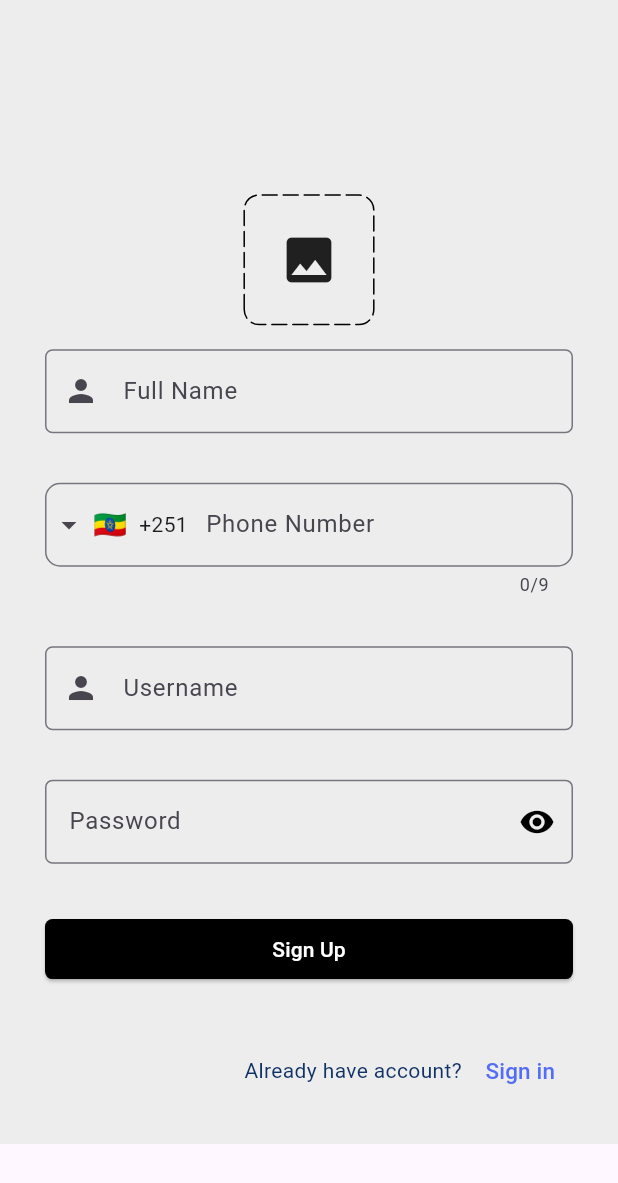
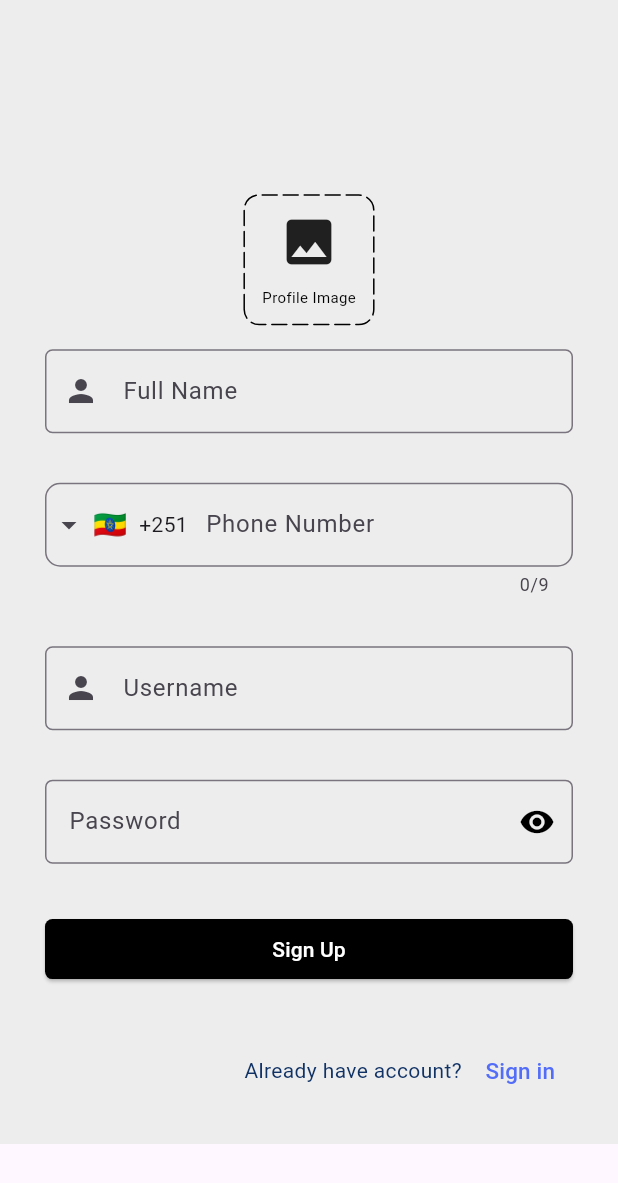
Before and after one commit to nebilx/equb-app, a Flutter app: the screen it shows after launch, on a phone screen of 412 x 824 dp. Shown: the top 1183 px of the screen. Run offline on Flutter 3.47's test engine with Material 2 defaults, Android fonts, the phone set to English and light mode, and no system bars; drawn by our look-alikes of dotted_border, intl_phone_field; our stand-ins replace dio, flutter_dotenv; missing offline and left inert: dotenv, loading_progress.

Commit message:
fixed sign in and sign up password and profile image picker

```diff
--- a/lib/Authentication/Screens/signin.dart
+++ b/lib/Authentication/Screens/signin.dart
@@ -10,8 +10,7 @@ class SignIn extends StatefulWidget {
 }
 
 class _SignInState extends State<SignIn> {
-  final _signInFormKey = GlobalKey<FormState>();
-
+  bool _obscureText = true;
   final TextEditingController _userController = TextEditingController();
 
   final TextEditingController _passwordController = TextEditingController();
@@ -25,7 +24,6 @@ class _SignInState extends State<SignIn> {
 
   @override
   Widget build(BuildContext context) {
-    bool _obscureText = true;
     return Scaffold(
       body: Container(
         padding: const EdgeInsets.fromLTRB(30, 130, 30, 25),
@@ -65,6 +63,7 @@ class _SignInState extends State<SignIn> {
               ),
               SizedBox(height: MediaQuery.of(context).size.height * 0.04),
               TextField(
+                obscureText: _obscureText,
                 controller: _passwordController,
                 decoration: InputDecoration(
                   hintText: 'Password',
--- a/lib/Authentication/Screens/signup.dart
+++ b/lib/Authentication/Screens/signup.dart
@@ -1,3 +1,5 @@
+import 'dart:io';
+
 import 'package:dotted_border/dotted_border.dart';
 import 'package:equb_app/Authentication/Screens/signin.dart';
 import 'package:flutter/material.dart';
@@ -11,16 +13,17 @@ class SignUp extends StatefulWidget {
 }
 
 class _SignUpState extends State<SignUp> {
-  final _signUpFormKey = GlobalKey<FormState>();
-
+  bool isChecked = false;
+  bool _obscureText = true;
+  bool disabled = true;
+  // final ImagePicker _picker = ImagePicker();
   final TextEditingController _nameController = TextEditingController();
   final TextEditingController _phoneController = TextEditingController();
   final TextEditingController _userController = TextEditingController();
   final TextEditingController _passwordController = TextEditingController();
-
+  File? _imageFile;
   @override
   Widget build(BuildContext context) {
-    bool _obscureText = true;
     return Scaffold(
       body: Container(
         padding: const EdgeInsets.fromLTRB(30, 130, 30, 25),
@@ -32,8 +35,20 @@ class _SignUpState extends State<SignUp> {
             crossAxisAlignment: CrossAxisAlignment.center,
             children: [
               GestureDetector(
-                onTap: () {},
-                child: DottedBorder(
+                onTap: () async {
+                  // Pick an image
+                  // final XFile? _image =
+                  //     await _picker.pickImage(source: ImageSource.gallery);
+
+                  // if (_image != null) {
+                  //   setState(() {
+                  //     _imageFile = File(_image.path);
+                  //     disabled = false;
+                  //   });
+                  // }
+                },
+                child: _imageFile == null
+                    ? DottedBorder(
                         borderType: BorderType.RRect,
                         radius: const Radius.circular(10),
                         dashPattern: [10, 4],
@@ -50,10 +65,26 @@ class _SignUpState extends State<SignUp> {
                               Icon(
                                 Icons.image,
                                 size: 40,
+                              ),
+                              const SizedBox(
+                                height: 10,
+                              ),
+                              Text(
+                                'Profile Image',
+                                style: TextStyle(
+                                  fontSize: 10,
+                                  color: Colors.black,
+                                ),
                               )
                             ],
                           ),
                         ),
+                      )
+                    : Image.file(
+                        _imageFile!,
+                        fit: BoxFit.contain,
+                        width: MediaQuery.of(context).size.width * 0.2,
+                        height: MediaQuery.of(context).size.height * 0.1,
                       ),
               ),
               SizedBox(height: MediaQuery.of(context).size.height * 0.02),
@@ -101,6 +132,7 @@ class _SignUpState extends State<SignUp> {
               SizedBox(height: MediaQuery.of(context).size.height * 0.04),
               TextField(
                 controller: _passwordController,
+                obscureText: _obscureText,
                 decoration: InputDecoration(
                   hintText: 'Password',
                   labelText: 'Password',
--- a/pubspec.yaml
+++ b/pubspec.yaml
@@ -34,7 +34,6 @@ dependencies:
   dotted_border: ^2.0.0+3
   flutter:
     sdk: flutter
-
   flutter_dotenv: ^5.0.2
   intl_phone_field: ^3.1.0
   loading_progress: ^1.0.2
```
Lines whose indentation alone changed are shown as unchanged.
